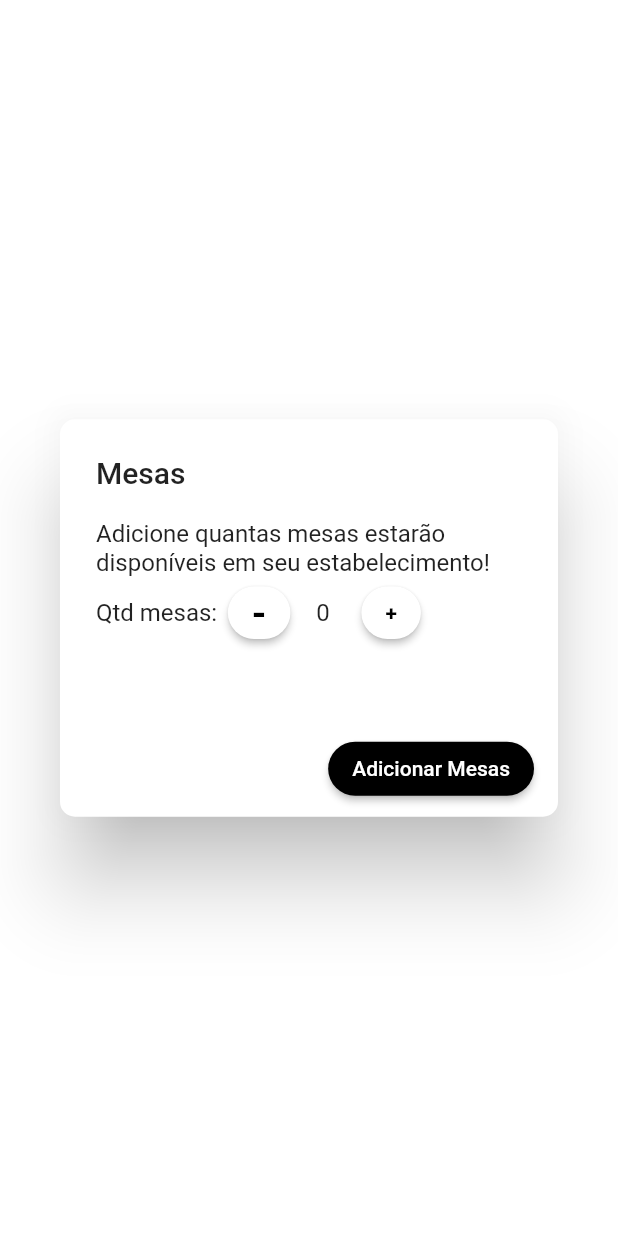
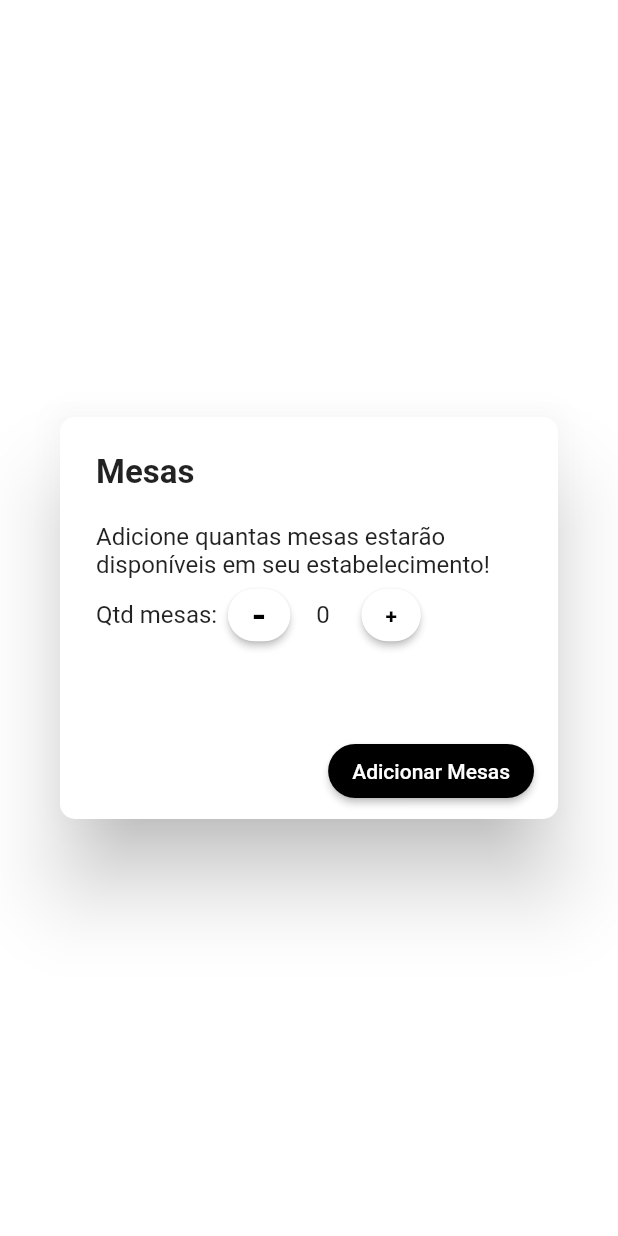
Before and after one commit to Vanderson159/comandaapp, a Flutter app: the AddMesasView screen opened by its route, on a phone screen of 412 x 824 dp. Run offline on Flutter 3.47's test engine with Material 2 defaults, Android fonts, the phone set to English and light mode, and no system bars; our stand-ins replace flutter_speed_dial, get, get_storage, timezone; accounts and stored records are empty.

Commit message:
pequeno ajuste no dialog de add mesas iniciais

```diff
--- a/lib/modules/mesas/addMesas/addMesas_view.dart
+++ b/lib/modules/mesas/addMesas/addMesas_view.dart
@@ -16,7 +16,7 @@ class AddMesasView extends GetView<AddMesasController>{
           Radius.circular(10),
         ),
       ),
-      title: const Text('Mesas'),
+      title: const Text('Mesas', style: TextStyle(fontWeight: FontWeight.bold, fontSize: 22),),
       content: SizedBox(
         height: 110,
         child: Column(
```
